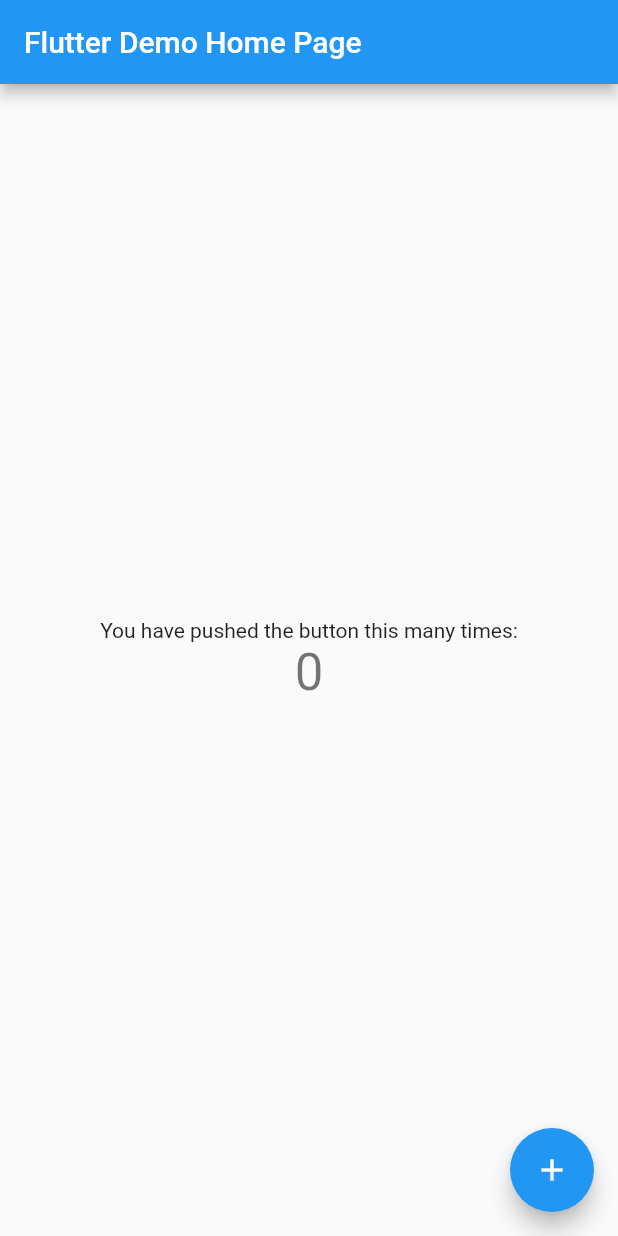
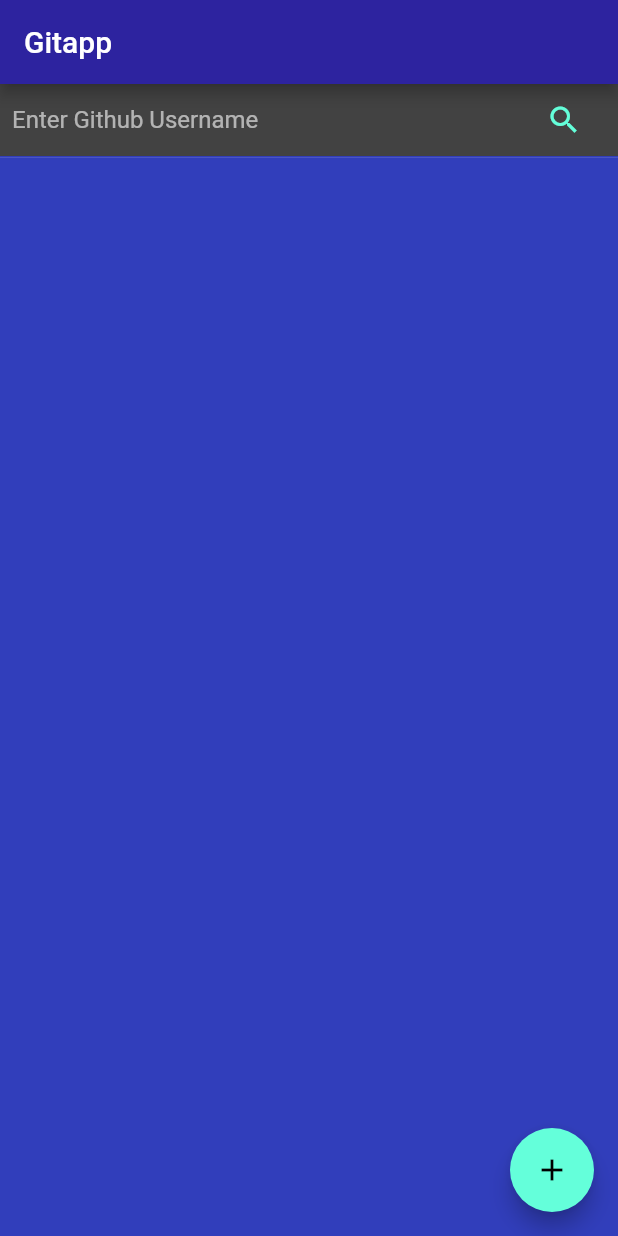
Before and after one commit to MasterKiller1239/Flutter-git-app, a Flutter app: the screen it shows after launch, on a phone screen of 412 x 824 dp. Run offline on Flutter 3.47's test engine with Material 2 defaults, Android fonts, the phone set to English and light mode, and no system bars.

Commit message:
Search + list of users update
+ list of users working
+searchbar working

```diff
--- a/gitapp/lib/main.dart
+++ b/gitapp/lib/main.dart
@@ -1,6 +1,8 @@
 import 'package:flutter/material.dart';
 import 'package:gitapp/user_details/user_details.dart';
-
+import 'package:gitapp/users_list/User_card.dart';
+import 'package:gitapp/users_list/user.dart';
+import 'package:gitapp/users_list/users_list.dart';
 void main() {
   runApp(MyApp());
 }
@@ -10,20 +12,14 @@ class MyApp extends StatelessWidget {
   @override
   Widget build(BuildContext context) {
     return MaterialApp(
-      title: 'Flutter Demo',
-      theme: ThemeData(
-        // This is the theme of your application.
-        //
-        // Try running your application with "flutter run". You'll see the
-        // application has a blue toolbar. Then, without quitting the app, try
-        // changing the primarySwatch below to Colors.green and then invoke
-        // "hot reload" (press "r" in the console where you ran "flutter run",
-        // or simply save your changes to "hot reload" in a Flutter IDE).
-        // Notice that the counter didn't reset back to zero; the application
-        // is not restarted.
-        primarySwatch: Colors.blue,
+      title: 'Gitapp',
+      theme: ThemeData.dark().copyWith(
+        primaryColor: Color(0xFF2D239F),
+        scaffoldBackgroundColor: Color(0xFF313EBB),
+
+        brightness: Brightness.dark
       ),
-      home: MyHomePage(title: 'Flutter Demo Home Page'),
+      home: MyHomePage(title: 'Gitapp'),
     );
   }
 }
@@ -46,19 +42,81 @@ class MyHomePage extends StatefulWidget {
   _MyHomePageState createState() => _MyHomePageState();
 }
 
-class _MyHomePageState extends State<MyHomePage> {
+class _MyHomePageState extends State<MyHomePage> with TickerProviderStateMixin {
   int _counter = 0;
+  final List<ProfileCard> _card = <ProfileCard>[];
+  final UsersList users = new UsersList();
+  String name = "";
+  final TextEditingController _textController = new TextEditingController();
+  bool searching =  false;
 
-  void _incrementCounter() {
+  Future _getUsers(String text) async {
+    users.createUsers();
+    _card.clear();
     setState(() {
-      // This call to setState tells the Flutter framework that something has
-      // changed in this State, which causes it to rerun the build method below
-      // so that the display can reflect the updated values. If we changed
-      // _counter without calling setState(), then the build method would not be
-      // called again, and so nothing would appear to happen.
-      _counter++;
+      searching = true;
     });
+   if(text!=null)
+     {
+       name= text;
+       _textController.clear();
+       users.GetSearchedUsers(text);
+       if(users.searchedlist !=  null)
+       {
+
+         for (User user in users.searchedlist)
+         {
+           ProfileCard card = new ProfileCard(
+             user:user.username,
+             image: user.avatarUrl,
+
+
+             animationController: new AnimationController(
+               duration: new Duration(milliseconds: 700),
+               vsync: this,
+             ),
+           );
+           print(user.username);
+           setState(() {
+             _card.insert(0, card);
+           });
+           card.animationController.forward();
+         }
+       }
+     }
   }
+  void dispose() {
+    for (ProfileCard message in _card)
+      message.animationController.dispose();
+    super.dispose();
+  }
+    Widget _buildTextComposer() {
+      return new IconTheme(
+          data: new IconThemeData(color: Theme.of(context).accentColor),
+          child: new Container(
+            margin: const EdgeInsets.symmetric(horizontal: 8.0),
+            child: new Row(children: <Widget>[
+              new Flexible(
+                child: new TextField(
+                  controller: _textController,
+                  onSubmitted: _getUsers,
+                  cursorColor: Colors.blueGrey,
+                  decoration:
+                  new InputDecoration.collapsed(hintText: "Enter Github Username"),
+                ),
+              ),
+              new Container(
+                  margin: new EdgeInsets.symmetric(horizontal: 4.0),
+                  child: new IconButton(
+                      icon: new Icon(Icons.search),
+                      onPressed: () => _getUsers(_textController.text)
+                  )
+              ),
+            ]),
+          )
+      );
+    }
+
 
   @override
   Widget build(BuildContext context) {
@@ -74,36 +132,25 @@ class _MyHomePageState extends State<MyHomePage> {
         // the App.build method, and use it to set our appbar title.
         title: Text(widget.title),
       ),
-      body: Center(
-        // Center is a layout widget. It takes a single child and positions it
-        // in the middle of the parent.
-        child: Column(
-          // Column is also a layout widget. It takes a list of children and
-          // arranges them vertically. By default, it sizes itself to fit its
-          // children horizontally, and tries to be as tall as its parent.
-          //
-          // Invoke "debug painting" (press "p" in the console, choose the
-          // "Toggle Debug Paint" action from the Flutter Inspector in Android
-          // Studio, or the "Toggle Debug Paint" command in Visual Studio Code)
-          // to see the wireframe for each widget.
-          //
-          // Column has various properties to control how it sizes itself and
-          // how it positions its children. Here we use mainAxisAlignment to
-          // center the children vertically; the main axis here is the vertical
-          // axis because Columns are vertical (the cross axis would be
-          // horizontal).
-          mainAxisAlignment: MainAxisAlignment.center,
-          children: <Widget>[
-            Text(
-              'You have pushed the button this many times:',
-            ),
-            Text(
-              '$_counter',
-              style: Theme.of(context).textTheme.headline4,
-            ),
-          ],
+        body: new Container(
+          child: new Column(
+              children: <Widget>[
+                new Container(
+                  decoration: new BoxDecoration(
+                      color: Theme.of(context).cardColor),
+                  child: _buildTextComposer(),
+                ),
+                new Divider(height: 2.0),
+                new Flexible(
+                    child: new ListView.builder(
+                      padding: new EdgeInsets.all(8.0),
+                      itemBuilder: (_, int index) => _card[index],
+                      itemCount: _card.length,
+                    )
+                ),
+              ]
+          ),
         ),
-      ),
       floatingActionButton: FloatingActionButton(
         onPressed: () {
           Navigator.push(
--- a/gitapp/lib/users_list/users_list.dart
+++ b/gitapp/lib/users_list/users_list.dart
@@ -1,13 +1,34 @@
 import 'package:gitapp/users_list/user.dart';
+class UsersList {
+  List<User> userlist= List.empty(growable: true);
+  List<User> searchedlist= List.empty(growable: true);
+  UsersList();
 
-List<User> addUsers()  {
-  List<User> users = [];
+void createUsers()  {
+  userlist.clear();
 for(int i=0;i<5;i++)
   {
+
     User user = new User(
-        avatarUrl: "https://i.ytimg.com/vi/gAbi2_n8_Mw/maxresdefault.jpg",
+        avatarUrl: 'https://i.kym-cdn.com/entries/icons/original/000/035/310/Peepo_Animation_Banner.jpg',
         username: "User"+i.toString());
-    users.add(user);
+    userlist.add(user);
   }
-  return users;
+
+
 }
+
+  void GetSearchedUsers(String text)
+  {
+
+      searchedlist.clear();
+    for (User user in userlist)
+    {
+      if(user.username.toLowerCase().contains(text.toLowerCase())) {
+        searchedlist.add(user);
+      }
+    }
+
+
+  }
+}
```
Also changed, not shown: gitapp/lib/users_list/User_card.dart (added, +56 -0 lines).
